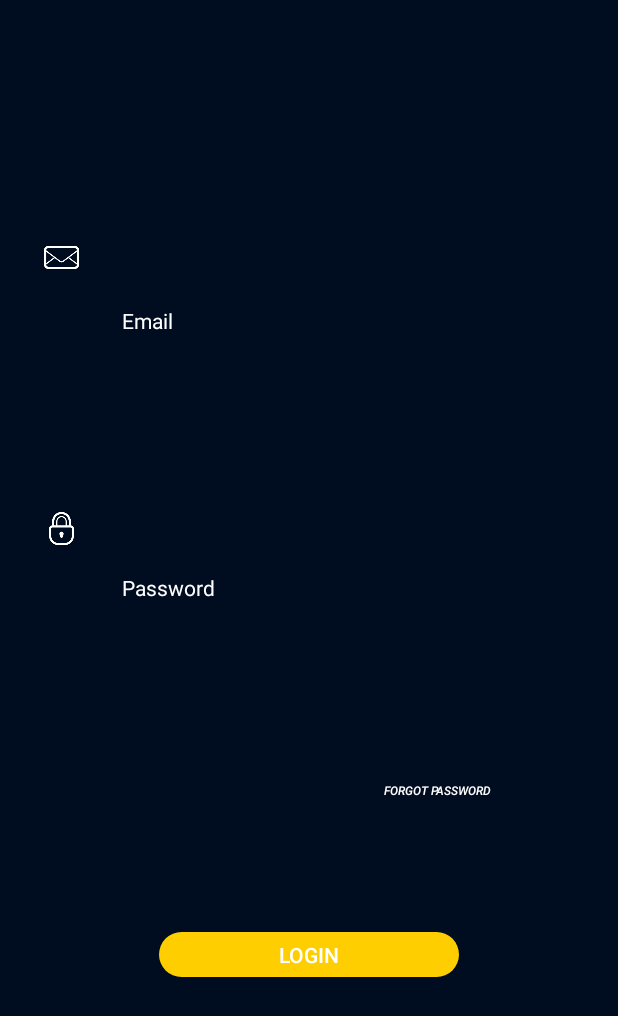
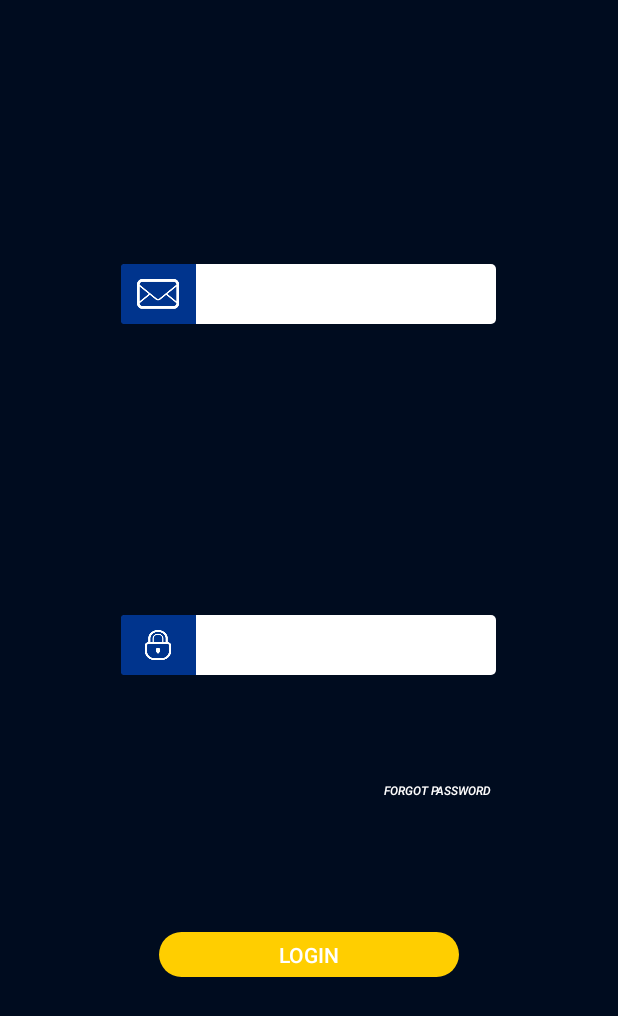
Before and after one commit to ankitrajan/Awareness, an Android app: the MainActivity screen opened directly, with no data from a screen before it, on a phone screen of 412 x 824 dp. Shown: the top 1016 px of the screen. Run offline under Robolectric (Android 15) with nearby library versions, the phone set to English and light mode, and no system bars; our stand-ins replace Firebase (no records; nobody signed in at launch, a user with empty details on screens opened directly); libraries missing offline, so code that uses them is left out: com.github.mikephil.charting.

Commit message:
UI/Ux changes 15/3/2018 pixel 2 layout

```diff
--- a/app/src/main/AndroidManifest.xml
+++ b/app/src/main/AndroidManifest.xml
@@ -30,8 +30,11 @@
         <activity
             android:name=".AnalysisActivity"
             android:hardwareAccelerated="true"
-            android:label=""></activity>
-        <activity android:name=".SettingsActivity" />
+            android:label="">
+        </activity>
+        <activity android:name=".SettingsActivity"
+            android:label=""
+            android:theme="@style/account"/>
         <activity
             android:name=".MainActivity"
             android:theme="@style/AppTheme.NoActionBar">
@@ -45,7 +48,12 @@
         <activity
             android:name=".AddDeviceActivity"
             android:theme="@style/AppTheme.NoActionBar" />
-        <activity android:name=".ConnectedDeviceActivity"></activity>
+        <activity android:name=".ConnectedDeviceActivity"
+            android:label=""
+            android:theme="@style/account"
+            />
+
+
     </application>
 
 </manifest>
--- a/app/src/main/java/com/example/ankit/awareness/ConnectedDeviceActivity.java
+++ b/app/src/main/java/com/example/ankit/awareness/ConnectedDeviceActivity.java
@@ -10,6 +10,7 @@ import android.support.v4.app.ActivityOptionsCompat;
 import android.support.v4.widget.DrawerLayout;
 import android.support.v7.app.AppCompatActivity;
 import android.os.Bundle;
+import android.support.v7.widget.Toolbar;
 import android.util.Log;
 import android.view.Menu;
 import android.view.MenuInflater;
@@ -44,6 +45,9 @@ public class ConnectedDeviceActivity extends AppCompatActivity {
     private DrawerLayout connectedDrawer;
     private NavigationView navConnected;
 
+    private Toolbar mToolbar;
+
+
     private ArrayAdapter<String> adapterConnected;
     private ListView deviceListConnected;
 
@@ -57,11 +61,14 @@ public class ConnectedDeviceActivity extends AppCompatActivity {
     protected void onCreate(Bundle savedInstanceState) {
         super.onCreate(savedInstanceState);
         setContentView(R.layout.activity_connected_device);
-        overridePendingTransition(R.anim.fadein, R.anim.fadeout);
+       // overridePendingTransition(R.anim.fadein, R.anim.fadeout);
+        mToolbar = (Toolbar) findViewById(R.id.nav_action);
+        setSupportActionBar(mToolbar);
 
         connectedDrawer = (DrawerLayout) findViewById(R.id.drawer_layout_connected);
 
         navConnected = (NavigationView) findViewById(R.id.NavConnected);
+
 
         navConnected.setNavigationItemSelectedListener(new NavigationView.OnNavigationItemSelectedListener() {
             @Override
@@ -340,7 +347,7 @@ public class ConnectedDeviceActivity extends AppCompatActivity {
         for(int i = 0; i < allConnectedData.size(); i++)
             total += allConnectedData.elementAt(i);
 
-        pieChartConnected.animateY(2500, Easing.EasingOption.EaseInOutCubic);
+        pieChartConnected.animateY(0, Easing.EasingOption.EaseInOutCubic); ////////////////////////////////////////////////
 
         PieDataSet dataSet = new PieDataSet(yValues,"Appliances");
         dataSet.setSliceSpace(3f);
--- /dev/null
+++ b/app/src/main/res/drawable/custom_edittext.xml
@@ -0,0 +1,9 @@
+<?xml version="1.0" encoding="utf-8"?>
+<shape xmlns:android="http://schemas.android.com/apk/res/android"
+
+    android:shape="rectangle">
+    <corners android:radius="3dp"/>
+    <solid android:color="#FFFF"/>
+
+
+</shape>
--- /dev/null
+++ b/app/src/main/res/drawable/email_edittext.xml
@@ -0,0 +1,22 @@
+<?xml version="1.0" encoding="utf-8"?>
+<layer-list xmlns:android="http://schemas.android.com/apk/res/android">
+
+    <item android:height="40dp"
+          android:width="50dp">
+
+        <shape xmlns:android="http://schemas.android.com/apk/res/android"
+
+            android:shape="rectangle">
+            <solid android:color="#00348D"/>
+            <corners android:bottomLeftRadius="2.3dp"
+                android:topLeftRadius="2.3dp"/>
+        </shape>
+    </item>
+
+    <item android:width="28dp"
+        android:height="20dp"
+        android:gravity="center"
+        android:drawable="@drawable/email"/>
+
+
+    </layer-list>
--- /dev/null
+++ b/app/src/main/res/drawable/password_edittext.xml
@@ -0,0 +1,22 @@
+<?xml version="1.0" encoding="utf-8"?>
+<layer-list xmlns:android="http://schemas.android.com/apk/res/android">
+
+    <item android:height="40dp"
+        android:width="50dp">
+
+        <shape xmlns:android="http://schemas.android.com/apk/res/android"
+
+            android:shape="rectangle">
+            <solid android:color="#00348D"/>
+            <corners android:bottomLeftRadius="2.3dp"
+                android:topLeftRadius="2.3dp"/>
+        </shape>
+    </item>
+
+    <item android:width="17dp"
+        android:height="20dp"
+        android:gravity="center"
+        android:drawable="@drawable/lock"/>
+
+
+</layer-list>
--- a/app/src/main/res/layout/activity_connected_device.xml
+++ b/app/src/main/res/layout/activity_connected_device.xml
@@ -31,7 +31,11 @@
     <LinearLayout
         android:layout_width="match_parent"
         android:layout_height="match_parent"
-        android:orientation="horizontal">
+        android:orientation="vertical">
+
+        <include layout="@layout/nav_action"
+            android:layout_width="match_parent"
+            android:layout_height="wrap_content" />
 
         <com.github.mikephil.charting.charts.PieChart
             android:id="@+id/piechartConnected"
@@ -46,12 +50,13 @@
     <android.support.design.widget.NavigationView
         android:id="@+id/NavConnected"
         android:layout_width="wrap_content"
-
         android:layout_height="match_parent"
         android:layout_gravity="start"
         android:fitsSystemWindows="true"
         app:itemTextColor="@android:color/black"
-        app:menu="@menu/menu_my_account">
+        app:menu="@menu/menu_my_account"
+        app:itemIconTint="#000C1F"
+        app:headerLayout="@layout/nav_header">
 
     </android.support.design.widget.NavigationView>
 
--- a/app/src/main/res/layout/activity_logo.xml
+++ b/app/src/main/res/layout/activity_logo.xml
@@ -11,7 +11,7 @@
         android:id="@+id/Main"
         android:layout_width="200dp"
         android:layout_height="30dp"
-        android:layout_marginBottom="96dp"
+        android:layout_marginBottom="140dp"
         android:layout_marginEnd="8dp"
         android:layout_marginStart="8dp"
         android:background="@drawable/button_selector"
@@ -21,7 +21,7 @@
         android:visibility="visible"
         app:layout_constraintBottom_toBottomOf="@+id/imageView"
         app:layout_constraintEnd_toEndOf="parent"
-        app:layout_constraintHorizontal_bias="0.502"
+        app:layout_constraintHorizontal_bias="0.497"
         app:layout_constraintStart_toStartOf="parent" />
 
 
--- a/app/src/main/res/layout/activity_main.xml
+++ b/app/src/main/res/layout/activity_main.xml
@@ -6,8 +6,6 @@
     android:layout_height="match_parent"
     android:background="#000C1F"
     tools:context="com.example.ankit.awareness.MainActivity">
-
-
 
 
     <Button
@@ -32,21 +30,21 @@
         android:id="@+id/EmailField"
         android:layout_width="250dp"
         android:layout_height="40dp"
-        android:layout_marginBottom="36dp"
         android:layout_marginLeft="8dp"
         android:layout_marginRight="8dp"
-        android:layout_marginTop="100dp"
-        android:background="@null"
+        android:layout_marginTop="176dp"
+        android:background="@drawable/custom_edittext"
         android:digits="0123456789qwertzuiopasdfghjklyxcvbnmQWERTYUIOPASDFGHJKLZXCVBNM@-_."
+        android:drawableLeft="@drawable/email_edittext"
         android:ems="10"
         android:hint="Email"
         android:inputType="textEmailAddress"
         android:maxLength="30"
-        android:textColor="@android:color/white"
+        android:textColor="@android:color/black"
         android:textColorHint="#FFFFFF"
         android:textSize="14sp"
         android:visibility="visible"
-        app:layout_constraintBottom_toTopOf="@+id/PasswordField"
+        app:layout_constraintHorizontal_bias="0.496"
         app:layout_constraintLeft_toLeftOf="parent"
         app:layout_constraintRight_toRightOf="parent"
         app:layout_constraintTop_toTopOf="parent" />
@@ -55,24 +53,24 @@
         android:id="@+id/PasswordField"
         android:layout_width="250dp"
         android:layout_height="40dp"
-        android:layout_marginBottom="4dp"
+        android:layout_marginBottom="60dp"
         android:layout_marginLeft="8dp"
         android:layout_marginRight="8dp"
-        android:layout_marginTop="8dp"
-        android:background="@null"
+        android:background="@drawable/custom_edittext"
         android:digits="0123456789qwertzuiopasdfghjklyxcvbnmQWERTYUIOPASDFGHJKLZXCVBNM"
+        android:drawableLeft="@drawable/password_edittext"
         android:ems="10"
         android:fontFamily="sans-serif"
         android:hint="Password"
         android:inputType="textPassword"
         android:maxLength="15"
-        android:textColor="@android:color/white"
+        android:textColor="@android:color/black"
         android:textColorHint="#FFFFFF"
         android:textSize="14sp"
         app:layout_constraintBottom_toTopOf="@+id/ResetPassword"
+        app:layout_constraintHorizontal_bias="0.496"
         app:layout_constraintLeft_toLeftOf="parent"
-        app:layout_constraintRight_toRightOf="parent"
-        app:layout_constraintTop_toBottomOf="@+id/EmailField" />
+        app:layout_constraintRight_toRightOf="parent" />
 
     <Button
         android:id="@+id/ResetPassword"
@@ -92,35 +90,6 @@
         app:layout_constraintHorizontal_bias="0.799"
         app:layout_constraintLeft_toLeftOf="parent"
         app:layout_constraintRight_toRightOf="parent" />
-
-    <ImageView
-        android:id="@+id/imageView2"
-        android:layout_width="23dp"
-        android:layout_height="22dp"
-        android:layout_marginBottom="8dp"
-        android:layout_marginEnd="8dp"
-        android:layout_marginStart="8dp"
-        android:layout_marginTop="8dp"
-        app:layout_constraintBottom_toBottomOf="parent"
-        app:layout_constraintEnd_toStartOf="@+id/EmailField"
-        app:layout_constraintStart_toStartOf="parent"
-        app:layout_constraintTop_toTopOf="parent"
-        app:layout_constraintVertical_bias="0.194"
-        app:srcCompat="@drawable/email" />
-
-    <ImageView
-        android:id="@+id/imageView3"
-        android:layout_width="23dp"
-        android:layout_height="22dp"
-        android:layout_marginBottom="357dp"
-        android:layout_marginEnd="16dp"
-        android:layout_marginStart="16dp"
-        android:layout_marginTop="55dp"
-        app:layout_constraintBottom_toBottomOf="parent"
-        app:layout_constraintEnd_toStartOf="@+id/PasswordField"
-        app:layout_constraintStart_toStartOf="parent"
-        app:layout_constraintTop_toBottomOf="@+id/imageView2"
-        app:srcCompat="@drawable/lock" />
 
     <android.support.constraint.Guideline
         android:id="@+id/guideline"
@@ -148,7 +117,7 @@
         android:layout_width="wrap_content"
         android:layout_height="wrap_content"
         android:orientation="horizontal"
-        app:layout_constraintGuide_begin="20dp" />
+        app:layout_constraintGuide_end="547dp" />
 
     <android.support.constraint.Guideline
         android:id="@+id/guideline5"
--- a/app/src/main/res/layout/activity_my_account.xml
+++ b/app/src/main/res/layout/activity_my_account.xml
@@ -16,12 +16,12 @@
 
         <ListView
             android:id="@+id/DeviceList"
+            android:layout_width="450dp"
+            android:layout_height="300dp"
+            android:layout_alignParentBottom="true"
+            android:layout_alignParentStart="true"
             android:textColor="@android:color/white"
             android:textColorHint="#FFFFFF"
-            android:layout_width="370dp"
-            android:layout_height="250dp"
-            android:layout_alignParentBottom="true"
-            android:layout_alignParentStart="true"
             app:layout_constraintEnd_toEndOf="parent"
             app:layout_constraintStart_toStartOf="parent"
             app:layout_constraintTop_toTopOf="parent" />
@@ -38,11 +38,10 @@
 
         <com.github.mikephil.charting.charts.PieChart
             android:id="@+id/piechart"
-            android:layout_width="370dp"
+            android:layout_width="450dp"
             android:layout_height="260dp"
             android:layout_alignParentTop="true"
-            android:layout_alignStart="@+id/DeviceList">
-        </com.github.mikephil.charting.charts.PieChart>
+            android:layout_alignStart="@+id/DeviceList"></com.github.mikephil.charting.charts.PieChart>
 
     </LinearLayout>
 
```
